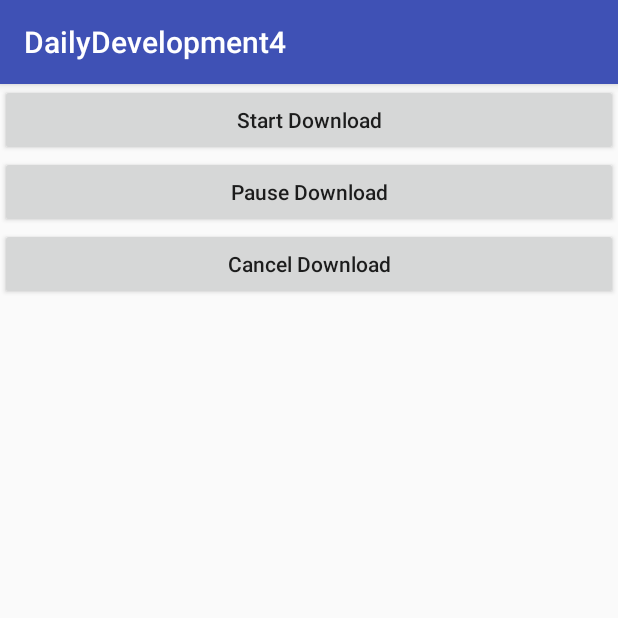
After one commit to caofengbin/DailyDevelopment4, an Android app: the TestDownloadActivity screen opened directly, with no data from a screen before it, on a phone screen of 412 x 824 dp, the top half of it. The commit adds this screen. Run offline under Robolectric (Android 15) with nearby library versions, the phone set to English and light mode, and no system bars.

Commit message:
add code about download service

```diff
--- a/app/build.gradle
+++ b/app/build.gradle
@@ -56,6 +56,7 @@ dependencies {
     testCompile 'junit:junit:4.12'
     compile 'com.jakewharton:butterknife:8.0.1'
     annotationProcessor 'com.jakewharton:butterknife-compiler:8.0.1'
+    compile 'com.squareup.okhttp3:okhttp:3.7.0'
     compile files('libs/volley.jar')
     compile project(':testlibrary')
 }
--- a/app/src/main/java/cfb/com/dailydevelopment4/MainActivity.java
+++ b/app/src/main/java/cfb/com/dailydevelopment4/MainActivity.java
@@ -11,6 +11,8 @@ import android.widget.ListView;
 import cfb.com.dailydevelopment4.example1.multiplethread.MultipleThreadActivity;
 import cfb.com.dailydevelopment4.example2.service.ServiceActivity;
 import cfb.com.dailydevelopment4.example3.bindservice.BindServiceActivity;
+import cfb.com.dailydevelopment4.example4.okhttp.UseOkHttpActivity;
+import cfb.com.dailydevelopment4.example5.download.TestDownloadActivity;
 
 public class MainActivity extends AppCompatActivity implements AdapterView.OnItemClickListener {
 
@@ -46,8 +48,10 @@ public class MainActivity extends AppCompatActivity implements AdapterView.OnIte
                 startIntent(BindServiceActivity.class);
 				break;
 			case 3:
+                startIntent(UseOkHttpActivity.class);
 				break;
 			case 4:
+                startIntent(TestDownloadActivity.class);
 				break;
 			case 5:
 				break;
--- /dev/null
+++ b/app/src/main/java/cfb/com/dailydevelopment4/example5/download/TestDownloadActivity.java
@@ -0,0 +1,102 @@
+package cfb.com.dailydevelopment4.example5.download;
+
+import android.Manifest;
+import android.content.ComponentName;
+import android.content.Intent;
+import android.content.ServiceConnection;
+import android.content.pm.PackageManager;
+import android.os.Bundle;
+import android.os.IBinder;
+import android.support.v4.app.ActivityCompat;
+import android.support.v4.content.ContextCompat;
+import android.support.v7.app.AppCompatActivity;
+import android.view.View;
+import android.widget.Button;
+import android.widget.Toast;
+
+import cfb.com.dailydevelopment4.R;
+
+public class TestDownloadActivity extends AppCompatActivity implements View.OnClickListener{
+
+    // Service与Activity通信的核心媒介
+    private DownloadService.DownloadBinder downloadBinder;
+
+    private ServiceConnection connection = new ServiceConnection() {
+        @Override
+        public void onServiceConnected(ComponentName name, IBinder service) {
+            downloadBinder = (DownloadService.DownloadBinder)service;
+        }
+
+        @Override
+        public void onServiceDisconnected(ComponentName name) {
+
+        }
+    };
+
+    @Override
+    protected void onCreate(Bundle savedInstanceState) {
+        super.onCreate(savedInstanceState);
+        setContentView(R.layout.activity_test_download);
+
+        Button startDownload = (Button) findViewById(R.id.start_download);
+        Button pauseDownload = (Button) findViewById(R.id.pause_download);
+        Button cancelDownload = (Button) findViewById(R.id.cancel_download);
+
+        startDownload.setOnClickListener(this);
+        pauseDownload.setOnClickListener(this);
+        cancelDownload.setOnClickListener(this);
+
+        Intent intent = new Intent(this, DownloadService.class);
+        // 启动服务
+        startService(intent);
+        // 绑定服务
+        bindService(intent, connection, BIND_AUTO_CREATE);
+
+        // 因为下载需要访问磁盘，所以这里需要动态的申请权限设置
+        if(ContextCompat.checkSelfPermission(TestDownloadActivity.this, Manifest.permission.WRITE_EXTERNAL_STORAGE)
+                != PackageManager.PERMISSION_GRANTED) {
+            ActivityCompat.requestPermissions(TestDownloadActivity.this,
+                    new String[]{Manifest.permission.WRITE_EXTERNAL_STORAGE }, 1);
+        }
+    }
+
+    @Override
+    protected void onDestroy() {
+        super.onDestroy();
+        unbindService(connection);
+    }
+
+    @Override
+    public void onClick(View v) {
+        if (downloadBinder == null) {
+            return;
+        }
+        switch (v.getId()) {
+            case R.id.start_download:
+                String url = "http://dldir1.qq.com/dlomg/inews/TencentNews_2493.apk";
+                downloadBinder.startDownload(url);
+                break;
+            case R.id.pause_download:
+                downloadBinder.pauseDownload();
+                break;
+            case R.id.cancel_download:
+                downloadBinder.cancelDownload();
+                break;
+            default:
+                break;
+        }
+    }
+
+    @Override
+    public void onRequestPermissionsResult(int requestCode, String[] permissions, int[] grantResults) {
+        switch (requestCode) {
+            case 1:
+                if (grantResults.length > 0 && grantResults[0] != PackageManager.PERMISSION_GRANTED) {
+                    Toast.makeText(this, "拒绝权限将无法使用程序", Toast.LENGTH_SHORT).show();
+                    finish();
+                }
+                break;
+            default:
+        }
+    }
+}
--- /dev/null
+++ b/app/src/main/res/layout/activity_test_download.xml
@@ -0,0 +1,32 @@
+<?xml version="1.0" encoding="utf-8"?>
+<LinearLayout
+    android:id="@+id/activity_test_download"
+    xmlns:android="http://schemas.android.com/apk/res/android"
+    xmlns:tools="http://schemas.android.com/tools"
+    android:layout_width="match_parent"
+    android:layout_height="match_parent"
+    android:orientation="vertical"
+    tools:context="cfb.com.dailydevelopment4.example5.download.TestDownloadActivity">
+
+    <Button
+        android:id="@+id/start_download"
+        android:layout_width="match_parent"
+        android:layout_height="wrap_content"
+        android:textAllCaps="false"
+        android:text="Start Download" />
+
+    <Button
+        android:id="@+id/pause_download"
+        android:layout_width="match_parent"
+        android:layout_height="wrap_content"
+        android:textAllCaps="false"
+        android:text="Pause Download" />
+
+    <Button
+        android:id="@+id/cancel_download"
+        android:layout_width="match_parent"
+        android:layout_height="wrap_content"
+        android:textAllCaps="false"
+        android:text="Cancel Download" />
+
+</LinearLayout>
--- a/app/src/main/res/values/strings.xml
+++ b/app/src/main/res/values/strings.xml
@@ -4,8 +4,8 @@
         <item>(1)Android中的多线程使用</item>
         <item>(2)Service的基本使用</item>
         <item>(3)Activity与Service交互</item>
-        <item>(4)</item>
-        <item>(5)</item>
+        <item>(4)OkHttp的基本使用</item>
+        <item>(5)断点续传的下载功能实现</item>
         <item>(6)</item>
         <item>(7)</item>
         <item>(8)</item>
```
Also changed, not shown: app/src/main/AndroidManifest.xml (+19 -1 lines), app/src/main/java/cfb/com/dailydevelopment4/example4/okhttp/UseOkHttpActivity.java (added, +77 -0 lines), app/src/main/java/cfb/com/dailydevelopment4/example5/download/DownloadListener.java (added, +19 -0 lines), app/src/main/java/cfb/com/dailydevelopment4/example5/download/DownloadService.java (added, +155 -0 lines), app/src/main/java/cfb/com/dailydevelopment4/example5/download/DownloadTask.java (added, +191 -0 lines), app/src/main/res/layout/activity_use_ok_http.xml (added, +17 -0 lines).
